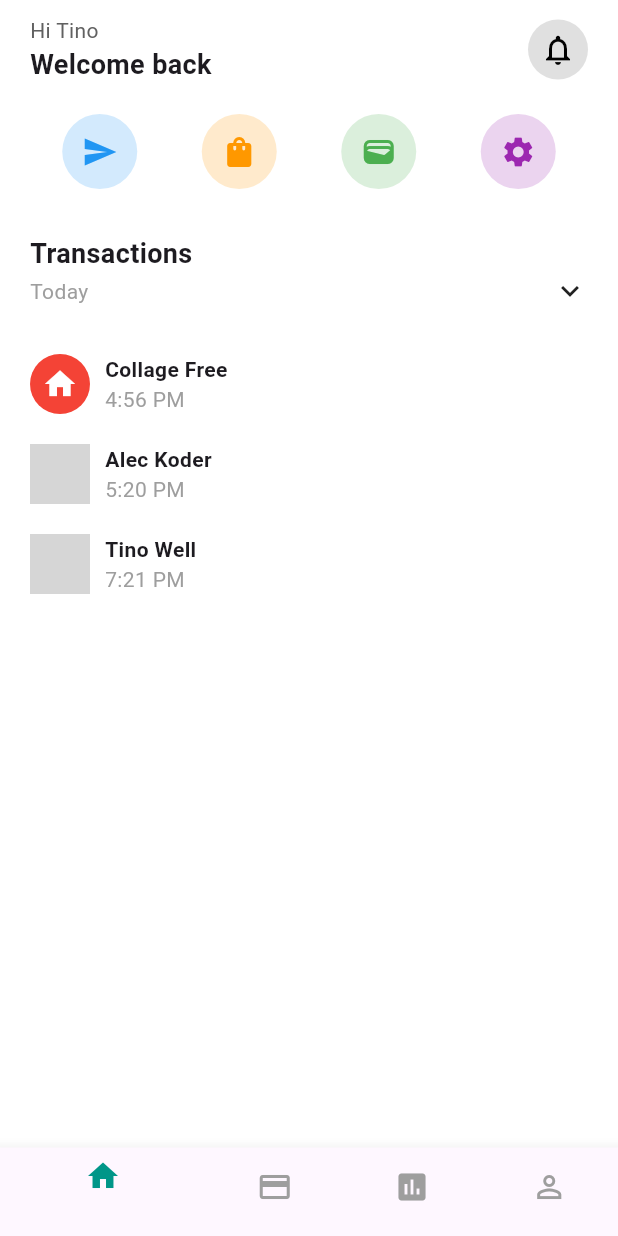
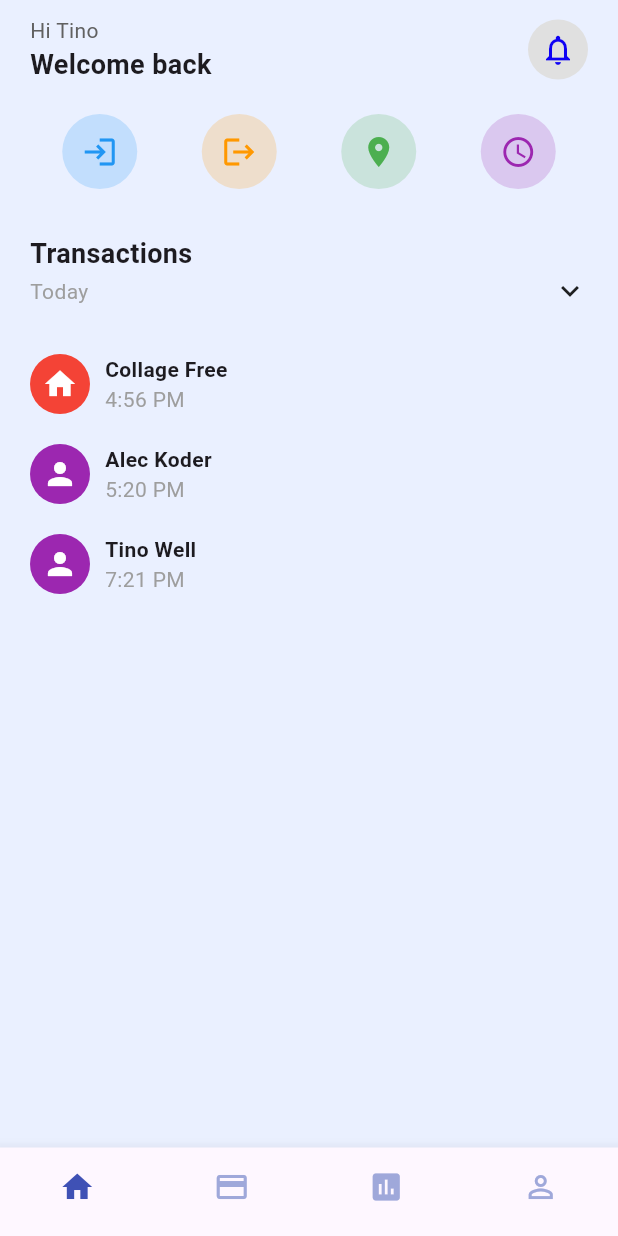
Before and after one commit to PutriMaya22/StaffLink-smartphone, a Flutter app: the screen it shows after launch, after a tap on "Login", on a phone screen of 412 x 824 dp. Run offline on Flutter 3.47's test engine with Material 3 defaults, Android fonts, the phone set to English and light mode, and no system bars; grey boxes are pictures that could not be loaded.

Commit message:
update_270425

```diff
--- a/lib/main.dart
+++ b/lib/main.dart
@@ -9,7 +9,7 @@ class MyApp extends StatelessWidget {
   @override
   Widget build(BuildContext context) {
     return MaterialApp(
-      title: 'Auth UI',
+      title: 'StaffLink',
       debugShowCheckedModeBanner: false,
       home: LoginPage(),
     );
--- a/lib/screens/home.dart
+++ b/lib/screens/home.dart
@@ -1,14 +1,19 @@
 import 'package:flutter/material.dart';
 
 class WalletScreen extends StatelessWidget {
+  const WalletScreen({super.key});
+
   @override
   Widget build(BuildContext context) {
     return Scaffold(
-      backgroundColor: Colors.white,
+      backgroundColor: const Color(0xFFEAF0FF),
       bottomNavigationBar: BottomNavigationBar(
-        selectedItemColor: Colors.teal,
-        unselectedItemColor: Colors.grey,
+        selectedItemColor: Colors.indigo,
+        unselectedItemColor: Colors.indigo.shade200,
         currentIndex: 0,
+        showSelectedLabels: false,
+        showUnselectedLabels: false,
+        type: BottomNavigationBarType.fixed,
         items: const [
           BottomNavigationBarItem(icon: Icon(Icons.home), label: ''),
           BottomNavigationBarItem(icon: Icon(Icons.credit_card), label: ''),
@@ -30,12 +35,12 @@ class WalletScreen extends StatelessWidget {
                     crossAxisAlignment: CrossAxisAlignment.start,
                     children: [
                       Text("Hi Tino", style: TextStyle(color: Colors.grey[700])),
-                      Text("Welcome back", style: TextStyle(fontWeight: FontWeight.bold, fontSize: 18))
+                      const Text("Welcome back", style: TextStyle(fontWeight: FontWeight.bold, fontSize: 18))
                     ],
                   ),
                   CircleAvatar(
                     backgroundColor: Colors.grey[300],
-                    child: Icon(Icons.notifications_none, color: Colors.black),
+                    child: const Icon(Icons.notifications_none, color: Color.fromARGB(255, 14, 1, 244)),
                   )
                 ],
               ),
@@ -44,26 +49,26 @@ class WalletScreen extends StatelessWidget {
               Row(
                 mainAxisAlignment: MainAxisAlignment.spaceAround,
                 children: [
-                  _buildActionButton(Icons.send, Colors.blue),
-                  _buildActionButton(Icons.shopping_bag, Colors.orange),
-                  _buildActionButton(Icons.wallet, Colors.green),
-                  _buildActionButton(Icons.settings, Colors.purple),
+                  _buildActionButton(Icons.login, Colors.blue),
+                  _buildActionButton(Icons.logout, Colors.orange),
+                  _buildActionButton(Icons.location_on, Colors.green),
+                  _buildActionButton(Icons.access_time, Colors.purple),
                 ],
               ),
               const SizedBox(height: 30),
               // Transactions
-              Text("Transactions", style: TextStyle(fontWeight: FontWeight.bold, fontSize: 18)),
+              const Text("Transactions", style: TextStyle(fontWeight: FontWeight.bold, fontSize: 18)),
               Row(
                 mainAxisAlignment: MainAxisAlignment.spaceBetween,
-                children: [
+                children: const [
                   Text("Today", style: TextStyle(color: Colors.grey)),
-                  Icon(Icons.keyboard_arrow_down)
+                  Icon(Icons.keyboard_arrow_down),
                 ],
               ),
               const SizedBox(height: 20),
               _buildTransaction("Collage Free", "4:56 PM", Icons.home, Colors.red),
-              _buildTransaction("Alec Koder", "5:20 PM", null, null, avatar: 'https://i.pravatar.cc/150?img=3'),
-              _buildTransaction("Tino Well", "7:21 PM", null, null, avatar: 'https://i.pravatar.cc/150?img=5'),
+              _buildTransaction("Alec Koder", "5:20 PM", Icons.person, Colors.purple),
+              _buildTransaction("Tino Well", "7:21 PM", Icons.person, Colors.purple),
             ],
           ),
         ),
@@ -79,20 +84,21 @@ class WalletScreen extends StatelessWidget {
     );
   }
 
-  Widget _buildTransaction(String name, String time, IconData? icon, Color? iconColor, {String? avatar}) {
+  Widget _buildTransaction(String name, String time, IconData icon, Color iconColor) {
     return Padding(
       padding: const EdgeInsets.symmetric(vertical: 10),
       child: Row(
         children: [
-          avatar != null
-              ? CircleAvatar(backgroundImage: NetworkImage(avatar))
-              : CircleAvatar(backgroundColor: iconColor ?? Colors.grey, child: Icon(icon, color: Colors.white)),
+          CircleAvatar(
+            backgroundColor: iconColor,
+            child: Icon(icon, color: Colors.white),
+          ),
           const SizedBox(width: 10),
           Column(
             crossAxisAlignment: CrossAxisAlignment.start,
             children: [
-              Text(name, style: TextStyle(fontWeight: FontWeight.bold)),
-              Text(time, style: TextStyle(color: Colors.grey)),
+              Text(name, style: const TextStyle(fontWeight: FontWeight.bold)),
+              Text(time, style: const TextStyle(color: Colors.grey)),
             ],
           )
         ],
```
Also changed, not shown: 1 other file.
